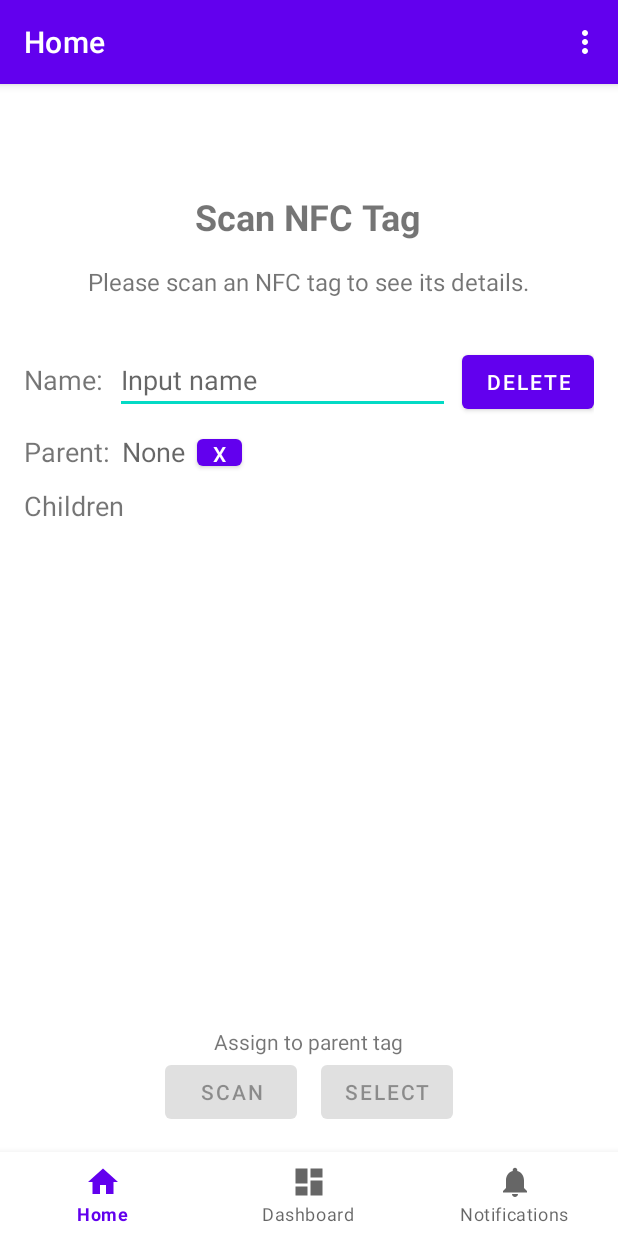
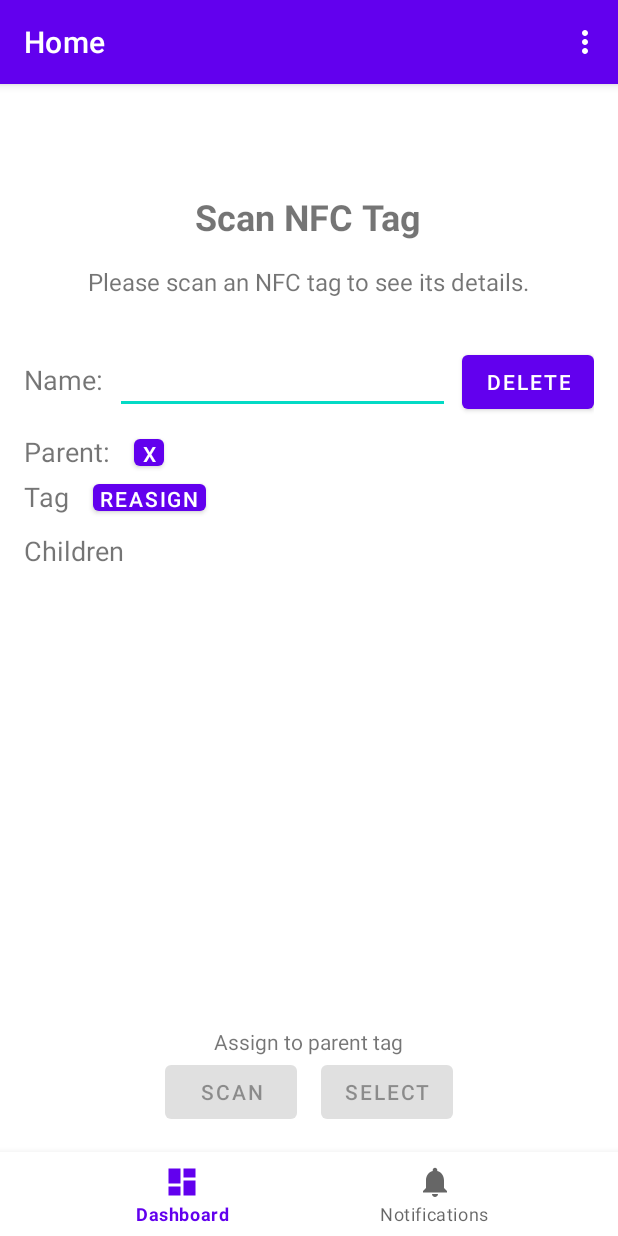
Before and after one commit to Statictide/NFC-scanner-android, an Android app: the screen it shows after launch (MainActivity), on a phone screen of 412 x 824 dp. Run offline under Robolectric (Android 15) with nearby library versions, the phone set to English and light mode, and no system bars; our stand-ins replace navigation-ui; 3 statements that could not run were skipped.

Commit message:
added assign tag

```diff
--- a/app/src/main/java/dk/sierrasoftware/nfcscanner/api/EntityRepository.kt
+++ b/app/src/main/java/dk/sierrasoftware/nfcscanner/api/EntityRepository.kt
@@ -58,7 +58,7 @@ class EntityRepository(private val apiService: ApiService) {
                 Result.success(response.body()!!)
             } else {
                 Log.e("API_ERROR", "Failure: ${response.message()}");
-                Result.failure(Exception("API error: ${response.code()} ${response.message()}"))
+                Result.failure(Exception("API error: ${response.code()} ${response.errorBody().toString()}"))
             }
         } catch (e: Exception) {
             Result.failure(e)
--- a/app/src/main/java/dk/sierrasoftware/nfcscanner/ui/home/HomeFragment.kt
+++ b/app/src/main/java/dk/sierrasoftware/nfcscanner/ui/home/HomeFragment.kt
@@ -17,6 +17,7 @@ import androidx.recyclerview.widget.LinearLayoutManager
 import dk.sierrasoftware.nfcscanner.api.EntityClient
 import dk.sierrasoftware.nfcscanner.api.EntityClosureDTO
 import dk.sierrasoftware.nfcscanner.api.MaybeInt
+import dk.sierrasoftware.nfcscanner.api.MaybeString
 import dk.sierrasoftware.nfcscanner.api.PatchEntityDTO
 import dk.sierrasoftware.nfcscanner.databinding.FragmentHomeBinding
 import dk.sierrasoftware.nfcscanner.ui.dashboard.DashboardFragment
@@ -34,7 +35,8 @@ class HomeFragment : Fragment() {
 
     private lateinit var homeViewModel: HomeViewModel;
 
-    private lateinit var assignParentInProcessDialog: AlertDialog
+    private lateinit var assignParentDialog: AlertDialog
+    private lateinit var assignTagDialog: AlertDialog
 
     override fun onCreateView(
         inflater: LayoutInflater, container: ViewGroup?, savedInstanceState: Bundle?
@@ -64,7 +66,8 @@ class HomeFragment : Fragment() {
             }
         }
 
-        setupAssignParentDialog(root)
+        assignParentDialog = setupAssignParentDialog(root)
+        assignTagDialog = setupAssignTagDialog(root)
 
         return root
     }
@@ -86,6 +89,7 @@ class HomeFragment : Fragment() {
                 lifecycleScope.launch { fetchAndShowEntity(entity.parent_id) }
             }
         }
+        binding.tagTextView.text = entity.tag_uid ?: "None"
 
         // Delete entity
         binding.fragmentHomeDeleteButton.setOnClickListener {
@@ -115,36 +119,56 @@ class HomeFragment : Fragment() {
                 removeParent(homeViewModel.entityClosure.value!!)
             }
         }
+
+        binding.asignTagButton.setOnClickListener {
+            assignTagDialog.show()
+        }
     }
 
     override fun onDestroyView() {
         super.onDestroyView()
-        assignParentInProcessDialog.dismiss()
+        assignParentDialog.dismiss()
         _binding = null
     }
 
-    private fun setupAssignParentDialog(view: View) {
+    private fun setupAssignParentDialog(view: View): AlertDialog {
         val builder = AlertDialog.Builder(view.context)
         builder.setTitle("NFC Scan")
         builder.setMessage("Approach an NFC tag to assign.")
 
-        assignParentInProcessDialog = builder.create();
+        assignParentDialog = builder.create();
 
         binding.assignButton.setOnClickListener {
-            assignParentInProcessDialog.show()
+            assignParentDialog.show()
         }
 
         binding.selectParentButton.setOnClickListener {
             setFragmentResultListener(DashboardFragment.REQUEST_KEY) { _, bundle ->
                 val newParentId = bundle.getInt("entityId")
                 lifecycleScope.launch {
-                    assignEntityToTag(homeViewModel.entityClosure.value!!.id, newParentId)
+                    assignEntityParent(homeViewModel.entityClosure.value!!.id, newParentId)
                 }
             }
 
             val action = HomeFragmentDirections.actionNavigationHomeToNavigationDashboard(DashboardFragment.ENTITY_PICKER)
             findNavController().navigate(action)
         }
+
+        return assignParentDialog
+    }
+
+    private fun setupAssignTagDialog(view: View): AlertDialog {
+        val builder = AlertDialog.Builder(view.context)
+        builder.setTitle("NFC Scan")
+        builder.setMessage("Approach an NFC tag to assign.")
+
+        val dialog = builder.create();
+
+        binding.asignTagButton.setOnClickListener {
+            dialog.show()
+        }
+
+        return dialog
     }
 
     fun onNfcEventReceived(tagUid: String) {
@@ -154,13 +178,21 @@ class HomeFragment : Fragment() {
     }
 
     private suspend fun fetchAndShowEntityByTagUid(tagUid: String) {
+        if (assignTagDialog.isShowing) {
+            assignTagDialog.dismiss()
+            val entityBeingReassigned = homeViewModel.entityClosure.value!!.id
+            val newTagUid = tagUid
+            assignEntityTag(entityBeingReassigned, newTagUid)
+            return
+        }
+
         EntityClient.client.getOrCreateEntityByTagUid(tagUid).onSuccess { entity ->
             // If assign in progress, assign entity to tag
-            if (assignParentInProcessDialog.isShowing) {
-                assignParentInProcessDialog.dismiss()
+            if (assignParentDialog.isShowing) {
+                assignParentDialog.dismiss()
                 val entityBeingReassigned = homeViewModel.entityClosure.value!!.id
                 val newParentId = entity.id
-                assignEntityToTag(entityBeingReassigned, newParentId)
+                assignEntityParent(entityBeingReassigned, newParentId)
                 return
             }
 
@@ -198,8 +230,17 @@ class HomeFragment : Fragment() {
         }
     }
 
-    private suspend fun assignEntityToTag(entryId: Int, newParentId: Int) {
+    private suspend fun assignEntityParent(entryId: Int, newParentId: Int) {
         val patchEntity = PatchEntityDTO(parent_id = MaybeInt(newParentId))
+        EntityClient.client.patchEntity(entryId, patchEntity).onSuccess { entity ->
+            homeViewModel.entityClosure.value = entity
+        }.onFailure { t ->
+            Toast.makeText(context, t.message, Toast.LENGTH_LONG).show()
+        }
+    }
+
+    private suspend fun assignEntityTag(entryId: Int, newTagUid: String) {
+        val patchEntity = PatchEntityDTO(tag_uid = MaybeString(newTagUid))
         EntityClient.client.patchEntity(entryId, patchEntity).onSuccess { entity ->
             homeViewModel.entityClosure.value = entity
         }.onFailure { t ->
--- a/app/src/main/res/layout/fragment_home.xml
+++ b/app/src/main/res/layout/fragment_home.xml
@@ -74,7 +74,6 @@
                     android:layout_marginStart="@dimen/padding_medium"
                     android:layout_marginEnd="0dp"
                     android:autofillHints="name"
-                    android:hint="@string/name_hint"
                     android:imeOptions="actionDone"
                     android:inputType="text"
                     android:textSize="@dimen/text_size_medium" />
@@ -112,18 +111,51 @@
                     android:layout_height="wrap_content"
                     android:layout_marginStart="8dp"
                     android:layout_marginEnd="0dp"
-                    android:hint="@string/parent_hint"
                     android:textSize="@dimen/text_size_medium" />
 
                 <Button
                     android:id="@+id/delete_parent_button"
-                    android:layout_width="30dp"
+                    android:layout_width="20dp"
                     android:layout_height="30dp"
                     android:layout_marginStart="@dimen/padding_medium"
                     android:layout_marginEnd="0dp"
                     android:layout_marginVertical="0dp"
                     android:padding="0dp"
                     android:text="x">
+
+                </Button>
+            </LinearLayout>
+
+            <!-- Tag Row -->
+            <LinearLayout
+                android:layout_width="match_parent"
+                android:layout_height="wrap_content"
+                android:orientation="horizontal">
+
+                <TextView
+                    android:id="@+id/tag_label"
+                    android:layout_width="wrap_content"
+                    android:layout_height="wrap_content"
+                    android:text="@string/tag_label"
+                    android:textSize="@dimen/text_size_medium" />
+
+                <TextView
+                    android:id="@+id/tag_text_view"
+                    android:layout_width="wrap_content"
+                    android:layout_height="wrap_content"
+                    android:layout_marginStart="8dp"
+                    android:layout_marginEnd="0dp"
+                    android:textSize="@dimen/text_size_medium" />
+
+                <Button
+                    android:id="@+id/asign_tag_button"
+                    android:layout_width="75dp"
+                    android:layout_height="30dp"
+                    android:layout_marginVertical="0dp"
+                    android:layout_marginStart="@dimen/padding_medium"
+                    android:layout_marginEnd="0dp"
+                    android:padding="0dp"
+                    android:text="Reasign">
 
                 </Button>
             </LinearLayout>
--- a/app/src/main/res/layout/item_entity.xml
+++ b/app/src/main/res/layout/item_entity.xml
@@ -12,7 +12,7 @@
         android:id="@+id/entity_adapter_name"
         android:layout_width="wrap_content"
         android:layout_height="wrap_content"
-        android:text="Entity Name Placeholder"
+        android:hint="Unnamed"
         android:textSize="18sp"
         android:layout_marginBottom="@dimen/padding_medium"
         />
--- a/app/src/main/res/menu/bottom_nav_menu.xml
+++ b/app/src/main/res/menu/bottom_nav_menu.xml
@@ -1,11 +1,6 @@
 <?xml version="1.0" encoding="utf-8"?>
 <menu xmlns:android="http://schemas.android.com/apk/res/android">
 
-    <item
-        android:id="@+id/navigation_home"
-        android:icon="@drawable/ic_home_black_24dp"
-        android:title="@string/title_home"
-        />
 
     <item
         android:id="@+id/navigation_dashboard"
--- a/app/src/main/res/values/strings.xml
+++ b/app/src/main/res/values/strings.xml
@@ -18,4 +18,5 @@
     <string name="parent_hint">None</string>
     <string name="select_parent_button">Select</string>
     <string name="assign_to_parent_tag">Assign to parent tag</string>
+    <string name="tag_label">Tag</string>
 </resources>
```
